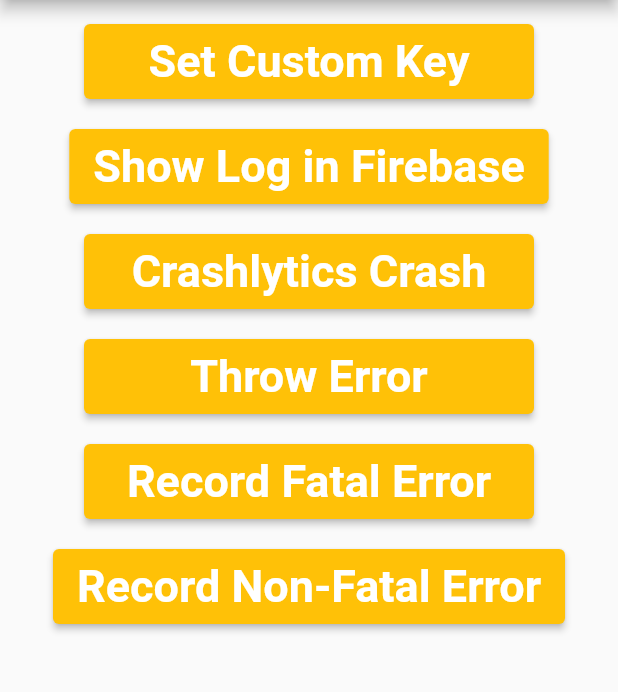
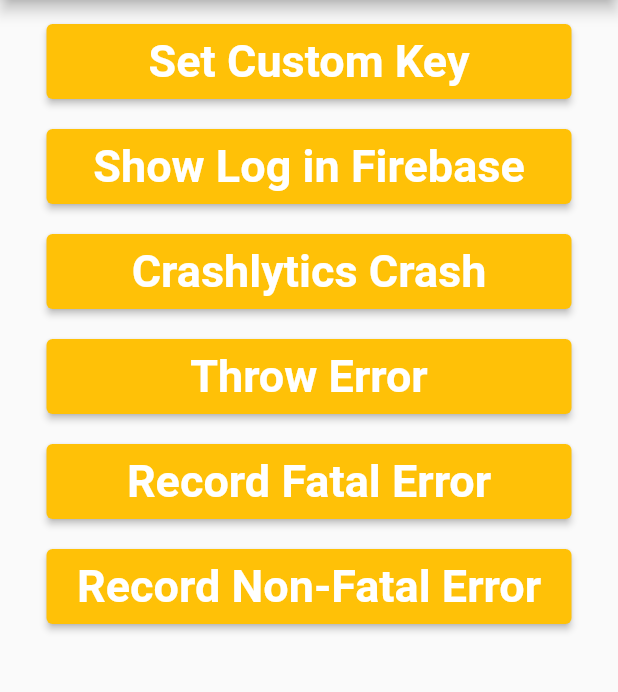
Before and after one commit to MuhammadBilalAkbar/firebase_crashlytics_flutter_package, a Flutter app: the screen it shows after launch, on a phone screen of 412 x 824 dp, the part 84-776 px from its top. Run offline on Flutter 3.47's test engine with Material 2 defaults, Android fonts, the light colour scheme and no system bars; our stand-ins replace firebase_core, firebase_crashlytics; accounts and stored records are empty.

Commit message:
video recording arrangement

```diff
--- a/lib/main.dart
+++ b/lib/main.dart
@@ -39,7 +39,7 @@
           ),
           elevatedButtonTheme: ElevatedButtonThemeData(
             style: ElevatedButton.styleFrom(
-              minimumSize: const Size(300, 50),
+              minimumSize: const Size(350, 50),
               textStyle:
                   const TextStyle(fontSize: 30, fontWeight: FontWeight.bold),
               foregroundColor: Colors.white,
--- a/pubspec.yaml
+++ b/pubspec.yaml
@@ -9,7 +9,9 @@
   flutter:
     sdk: flutter
   cupertino_icons: ^1.0.2
-  firebase_crashlytics: ^3.1.2
+  # Firebase Crashlytics
+  firebase_crashlytics: ^3.3.4
+  # Firebase Core
   firebase_core: ^2.10.0
 
 dev_dependencies:
```
Also changed, not shown: pubspec.lock, 9 other files.
